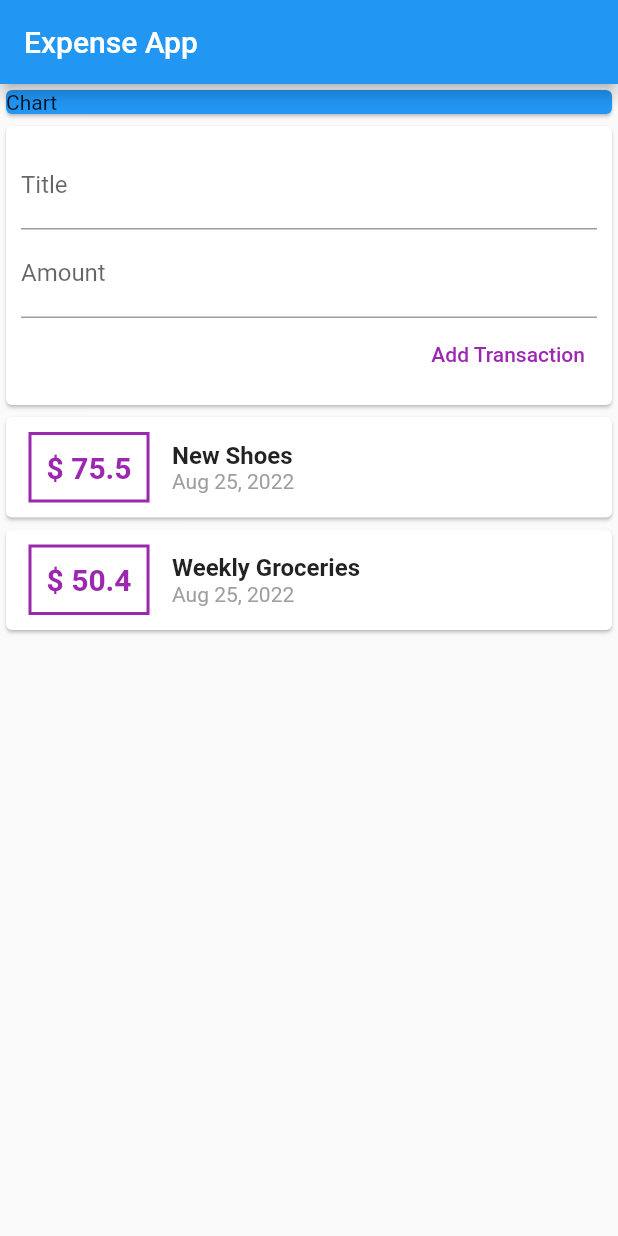
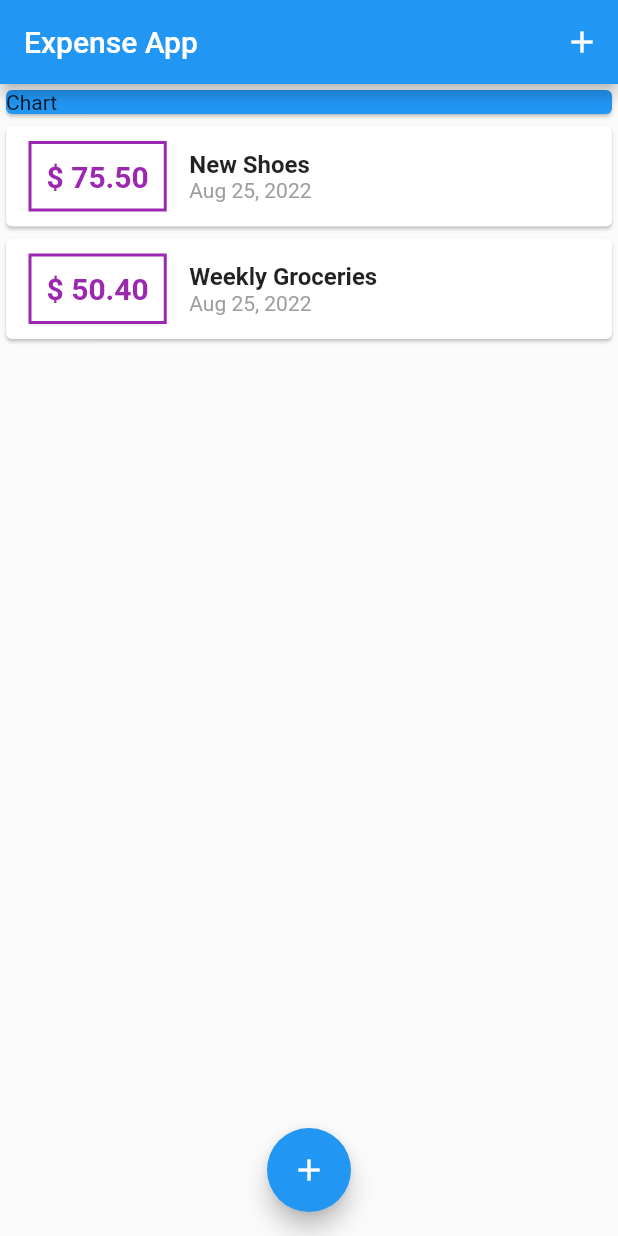
Before and after one commit to taufanbasri/flutter_expense_app, a Flutter app: the screen it shows after launch, on a phone screen of 412 x 824 dp. Run offline on Flutter 3.47's test engine with Material 2 defaults, Android fonts, the phone set to English and light mode, and no system bars.

```diff
--- a/lib/main.dart
+++ b/lib/main.dart
@@ -1,5 +1,8 @@
-import 'package:expense_app/widgets/user_transactions.dart';
 import 'package:flutter/material.dart';
+
+import 'package:expense_app/models/transaction.dart';
+import 'package:expense_app/widgets/transaction_list.dart';
+import 'package:expense_app/widgets/new_transaction.dart';
 
 void main() {
   runApp(const MyApp());
@@ -17,14 +20,66 @@ class MyApp extends StatelessWidget {
   }
 }
 
-class MyHomePage extends StatelessWidget {
+class MyHomePage extends StatefulWidget {
   const MyHomePage({Key? key}) : super(key: key);
+
+  @override
+  State<MyHomePage> createState() => _MyHomePageState();
+}
+
+class _MyHomePageState extends State<MyHomePage> {
+  final List<Transaction> _userTransactions = [
+    Transaction(
+      id: 't1',
+      title: 'New Shoes',
+      amount: 75.5,
+      date: DateTime.now(),
+    ),
+    Transaction(
+      id: 't2',
+      title: 'Weekly Groceries',
+      amount: 50.4,
+      date: DateTime.now(),
+    ),
+  ];
+
+  void _addNewTransaction(String title, double amount) {
+    final newTransaction = Transaction(
+      id: DateTime.now().toString(),
+      title: title,
+      amount: amount,
+      date: DateTime.now(),
+    );
+
+    setState(() {
+      _userTransactions.add(newTransaction);
+    });
+  }
+
+  void _startAddNewTransaction(BuildContext context) {
+    showModalBottomSheet(
+      context: context,
+      builder: (_) {
+        return GestureDetector(
+          onTap: () {},
+          behavior: HitTestBehavior.opaque,
+          child: NewTransaction(_addNewTransaction),
+        );
+      },
+    );
+  }
 
   @override
   Widget build(BuildContext context) {
     return Scaffold(
       appBar: AppBar(
         title: const Text("Expense App"),
+        actions: [
+          IconButton(
+            onPressed: () => _startAddNewTransaction(context),
+            icon: const Icon(Icons.add),
+          ),
+        ],
       ),
       body: SingleChildScrollView(
         child: Column(
@@ -37,9 +92,14 @@ class MyHomePage extends StatelessWidget {
                 child: Text("Chart"),
               ),
             ),
-            const UserTransactions()
+            TransactionList(_userTransactions),
           ],
         ),
+      ),
+      floatingActionButtonLocation: FloatingActionButtonLocation.centerFloat,
+      floatingActionButton: FloatingActionButton(
+        child: const Icon(Icons.add),
+        onPressed: () => _startAddNewTransaction(context),
       ),
     );
   }
--- a/lib/widgets/transaction_list.dart
+++ b/lib/widgets/transaction_list.dart
@@ -29,7 +29,7 @@ class TransactionList extends StatelessWidget {
                     ),
                   ),
                   child: Text(
-                    "\$ ${transactions[index].amount}",
+                    "\$ ${transactions[index].amount.toStringAsFixed(2)}",
                     style: const TextStyle(
                         fontWeight: FontWeight.bold,
                         fontSize: 20,
--- a/lib/widgets/user_transactions.dart
+++ /dev/null
@@ -1,52 +0,0 @@
-import 'package:expense_app/models/transaction.dart';
-import 'package:flutter/material.dart';
-
-import 'package:expense_app/widgets/new_transaction.dart';
-import 'package:expense_app/widgets/transaction_list.dart';
-
-class UserTransactions extends StatefulWidget {
-  const UserTransactions({Key? key}) : super(key: key);
-
-  @override
-  State<UserTransactions> createState() => _UserTransactionsState();
-}
-
-class _UserTransactionsState extends State<UserTransactions> {
-  final List<Transaction> _userTransactions = [
-    Transaction(
-      id: 't1',
-      title: 'New Shoes',
-      amount: 75.5,
-      date: DateTime.now(),
-    ),
-    Transaction(
-      id: 't2',
-      title: 'Weekly Groceries',
-      amount: 50.4,
-      date: DateTime.now(),
-    ),
-  ];
-
-  void _addNewTransaction(String title, double amount) {
-    final newTransaction = Transaction(
-      id: DateTime.now().toString(),
-      title: title,
-      amount: amount,
-      date: DateTime.now(),
-    );
-
-    setState(() {
-      _userTransactions.add(newTransaction);
-    });
-  }
-
-  @override
-  Widget build(BuildContext context) {
-    return Column(
-      children: [
-        NewTransaction(_addNewTransaction),
-        TransactionList(_userTransactions),
-      ],
-    );
-  }
-}
```
Also changed, not shown: lib/widgets/new_transaction.dart (+33 -8 lines).
